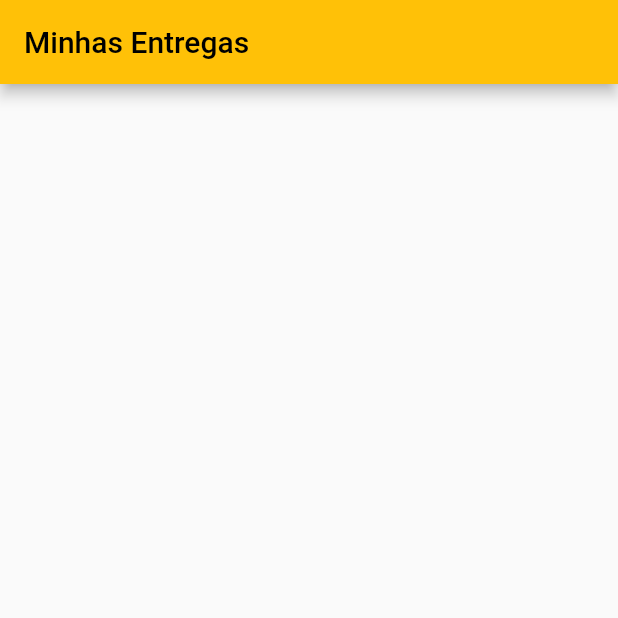
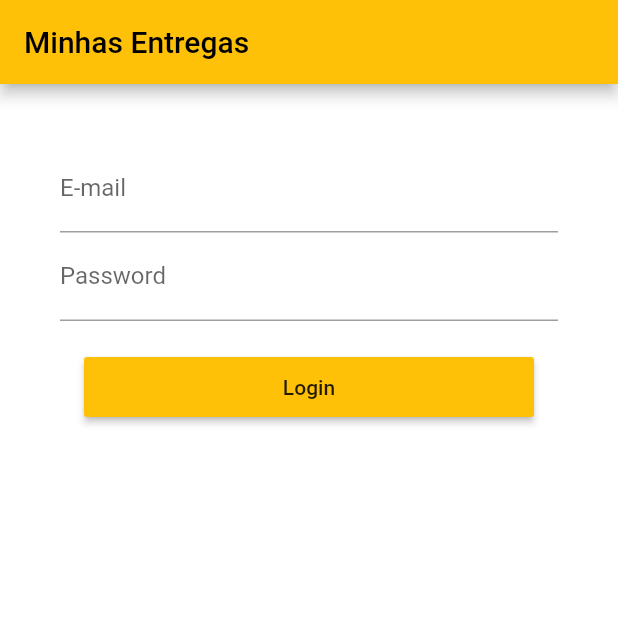
Before and after one commit to matheusvaladao5/minhas_entregas, a Flutter app: the screen it shows after launch, on a phone screen of 412 x 824 dp, the top half of it. Run offline on Flutter 3.47's test engine with Material 2 defaults, Android fonts, the phone set to English and light mode, and no system bars.

Commit message:
Firebase e Tela de Login

```diff
--- a/lib/main.dart
+++ b/lib/main.dart
@@ -1,5 +1,6 @@
 import 'package:flutter/material.dart';
 import 'package:minhas_entregas/screens/home.dart';
+import 'package:minhas_entregas/screens/login.dart';
 
 void main() async {
   WidgetsFlutterBinding.ensureInitialized();
@@ -18,7 +19,7 @@ class MyApp extends StatelessWidget {
         primarySwatch: Colors.amber,
       ),
       initialRoute: '/',
-      routes: {'/': (context) => const HomeWidget()},
+      routes: {'/': (context) => const LoginWidget()},
     );
   }
 }
--- /dev/null
+++ b/lib/screens/login.dart
@@ -0,0 +1,71 @@
+import 'package:flutter/material.dart';
+import 'package:minhas_entregas/screens/home.dart';
+
+class LoginWidget extends StatelessWidget {
+  const LoginWidget({Key? key}) : super(key: key);
+
+  final title = const Text("Minhas Entregas");
+  final textEmail = "E-mail";
+  final textPassword = "Password";
+  final textLogin = const Text("Login");
+
+  static final TextEditingController _email = new TextEditingController();
+  static final TextEditingController _pass = new TextEditingController();
+
+  String get username => _email.text;
+  String get password => _pass.text;
+
+  void doLogin(BuildContext context) {
+    if (username == 'firebase' && password == 'pass') {
+    } else {}
+  }
+
+  void register(BuildContext context) {
+    return;
+  }
+
+  @override
+  Widget build(BuildContext context) {
+    return Scaffold(
+      backgroundColor: Colors.white,
+      appBar: AppBar(
+        title: title,
+      ),
+      body: SingleChildScrollView(
+        child: Container(
+            padding: const EdgeInsets.all(40.0),
+            child: Column(
+              crossAxisAlignment: CrossAxisAlignment.center,
+              children: <Widget>[
+                TextFormField(
+                  controller: _email,
+                  decoration: InputDecoration(
+                    labelText: textEmail,
+                  ),
+                  keyboardType: TextInputType.emailAddress,
+                ),
+                TextFormField(
+                  controller: _pass,
+                  decoration: InputDecoration(
+                    labelText: textPassword,
+                  ),
+                  keyboardType: TextInputType.text,
+                  obscureText: true,
+                ),
+                Padding(padding: const EdgeInsets.only(top: 20.0)),
+                MaterialButton(
+                  height: 40.0,
+                  minWidth: 300.0,
+                  color: Colors.amber,
+                  child: textLogin,
+                  onPressed: () {
+                    doLogin(context);
+                  },
+                  splashColor: Colors.blue,
+                ),
+              ],
+            )),
+      ),
+    );
+  }
+}
--- a/pubspec.yaml
+++ b/pubspec.yaml
@@ -29,6 +29,8 @@ environment:
 # the latest version available on pub.dev. To see which dependencies have newer
 # versions available, run `flutter pub outdated`.
 dependencies:
+  firebase_core: ^2.3.0
+  firebase_auth: ^4.2.5
   flutter:
     sdk: flutter
 
```
Also changed, not shown: pubspec.lock, 10 other files.
